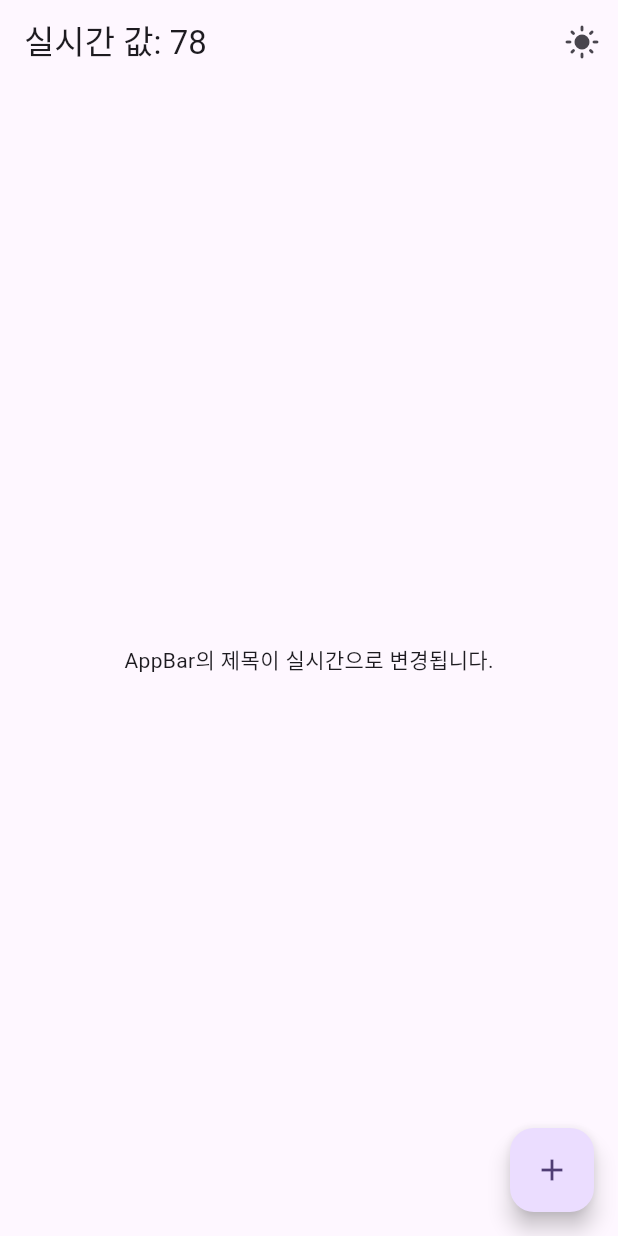
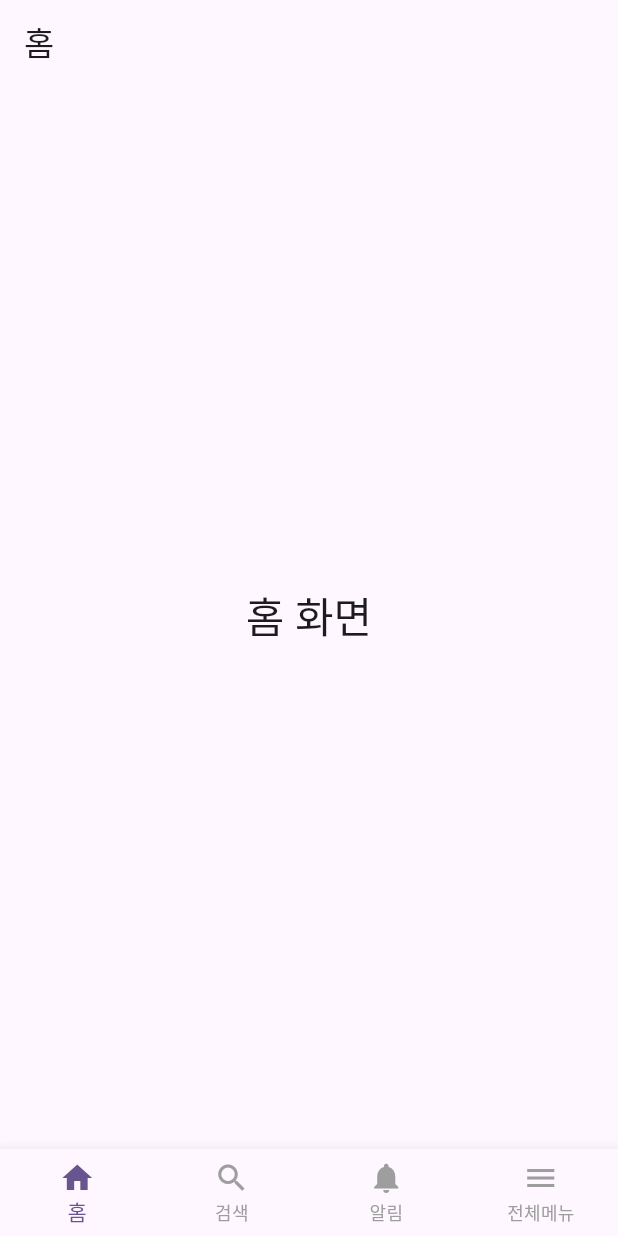
Before and after one commit to DAAC-A00/finow, a Flutter app: the screen it shows after launch, on a phone screen of 412 x 824 dp. Run offline on Flutter 3.47's test engine with Material 3 defaults, Android fonts, the phone set to English and light mode, and no system bars; our stand-ins replace flutter_riverpod, go_router, riverpod_annotation; generated files the repository leaves out were written again.

Commit message:
go_router 패키지 추가 및 라우터 설정 적용, 메뉴 & bottomNavigation 추가

```diff
--- /dev/null
+++ b/lib/features/menu/menu_model.dart
@@ -0,0 +1,17 @@
+
+import 'package:flutter/material.dart';
+
+// 메뉴 항목 데이터 모델
+class Menu {
+  final String name;
+  final String path;
+  final IconData icon;
+  final bool showInBottomNav; // Bottom Navigation에 표시할지 여부
+
+  const Menu({
+    required this.name,
+    required this.path,
+    required this.icon,
+    this.showInBottomNav = false,
+  });
+}
--- /dev/null
+++ b/lib/features/menu/menu_repository.dart
@@ -0,0 +1,24 @@
+
+import 'package:flutter/material.dart';
+import 'package:flutter_riverpod/flutter_riverpod.dart';
+import 'package:finow/features/menu/menu_model.dart';
+
+// 전체 메뉴 목록을 제공하는 Provider
+final menuRepositoryProvider = Provider<MenuRepository>((ref) {
+  return MenuRepository();
+});
+
+class MenuRepository {
+  final List<Menu> _menus = const [
+    Menu(name: '홈', path: '/home', icon: Icons.home, showInBottomNav: true),
+    Menu(name: '검색', path: '/search', icon: Icons.search, showInBottomNav: true),
+    Menu(name: '알림', path: '/notifications', icon: Icons.notifications, showInBottomNav: true),
+    Menu(name: '전체메뉴', path: '/menu', icon: Icons.menu, showInBottomNav: true),
+    // 아래 메뉴들은 전체메뉴 화면에서만 보임
+    Menu(name: '프로필', path: '/profile', icon: Icons.person),
+    Menu(name: '설정', path: '/settings', icon: Icons.settings),
+    Menu(name: '도움말', path: '/help', icon: Icons.help),
+  ];
+
+  List<Menu> getMenus() => _menus;
+}
--- /dev/null
+++ b/lib/features/menu/menu_screen.dart
@@ -0,0 +1,32 @@
+
+import 'package:flutter/material.dart';
+import 'package:flutter_riverpod/flutter_riverpod.dart';
+import 'package:go_router/go_router.dart';
+import 'package:finow/features/menu/menu_repository.dart';
+
+// 전체 메뉴 목록을 보여주는 화면
+class MenuScreen extends ConsumerWidget {
+  const MenuScreen({super.key});
+
+  @override
+  Widget build(BuildContext context, WidgetRef ref) {
+    final menus = ref.watch(menuRepositoryProvider).getMenus();
+
+    return Scaffold(
+      appBar: AppBar(
+        title: const Text('전체 메뉴'),
+      ),
+      body: ListView.builder(
+        itemCount: menus.length,
+        itemBuilder: (context, index) {
+          final menu = menus[index];
+          return ListTile(
+            leading: Icon(menu.icon),
+            title: Text(menu.name),
+            onTap: () => context.go(menu.path),
+          );
+        },
+      ),
+    );
+  }
+}
--- a/lib/main.dart
+++ b/lib/main.dart
@@ -1,16 +1,7 @@
-import 'dart:async';
-
+import 'package:finow/routing/app_router.dart';
 import 'package:finow/theme_provider.dart';
 import 'package:flutter/material.dart';
 import 'package:flutter_riverpod/flutter_riverpod.dart';
-
-// 1. 실시간 데이터를 시뮬레이션하는 StreamProvider 추가
-// Ground Rule: WebSocket -> Stream -> UI 구조 준수
-final realTimeDataProvider = StreamProvider<String>((ref) {
-  return Stream.periodic(const Duration(milliseconds: 100), (count) {
-    return '실시간 값: $count';
-  });
-});
 
 void main() {
   runApp(const ProviderScope(child: MyApp()));
@@ -22,9 +13,10 @@ class MyApp extends ConsumerWidget {
   @override
   Widget build(BuildContext context, WidgetRef ref) {
     final themeMode = ref.watch(themeModeNotifierProvider);
+    final goRouter = ref.watch(goRouterProvider);
 
-    return MaterialApp(
-      title: 'Flutter Demo',
+    return MaterialApp.router(
+      title: 'Finow',
       theme: ThemeData(
         colorScheme: ColorScheme.fromSeed(seedColor: Colors.deepPurple),
         brightness: Brightness.light,
@@ -35,63 +27,7 @@ class MyApp extends ConsumerWidget {
         brightness: Brightness.dark,
       ),
       themeMode: themeMode,
-      // 3. MyHomePage에서 불필요해진 title 파라미터 제거
-      home: const MyHomePage(),
+      routerConfig: goRouter, // go_router 설정 적용
     );
   }
 }
-
-class MyHomePage extends ConsumerWidget {
-  // 3. 불필요해진 title 파라미터 제거
-  const MyHomePage({super.key});
-
-  @override
-  Widget build(BuildContext context, WidgetRef ref) {
-    final themeMode = ref.watch(themeModeNotifierProvider);
-
-    return Scaffold(
-      appBar: AppBar(
-        // 2. Consumer 위젯으로 title을 감싸서 실시간 데이터 변경 시 이 부분만 리빌드
-        // Ground Rule: View 갱신 범위 제한 원칙 준수
-        title: Consumer(
-          builder: (context, ref, child) {
-            final asyncValue = ref.watch(realTimeDataProvider);
-            // Stream의 상태(data, loading, error)에 따라 다른 UI를 표시
-            return asyncValue.when(
-              data: (title) => Text(title),
-              loading: () => const CircularProgressIndicator(),
-              error: (err, stack) => const Text('Error'),
-            );
-          },
-        ),
-        actions: [
-          IconButton(
-            icon: Icon(
-              themeMode == ThemeMode.light
-                  ? Icons.dark_mode
-                  : Icons.light_mode,
-            ),
-            onPressed: () {
-              ref.read(themeModeNotifierProvider.notifier).toggleTheme();
-            },
-          ),
-        ],
-      ),
-      body: const Center(
-        child: Column(
-          mainAxisAlignment: MainAxisAlignment.center,
-          children: <Widget>[
-            Text(
-              'AppBar의 제목이 실시간으로 변경됩니다.',
-            ),
-          ],
-        ),
-      ),
-      floatingActionButton: FloatingActionButton(
-        onPressed: () {},
-        tooltip: 'Increment',
-        child: const Icon(Icons.add),
-      ),
-    );
-  }
-}
--- /dev/null
+++ b/lib/routing/app_router.dart
@@ -0,0 +1,52 @@
+
+import 'package:flutter/material.dart';
+import 'package:flutter_riverpod/flutter_riverpod.dart';
+import 'package:go_router/go_router.dart';
+import 'package:finow/features/menu/menu_repository.dart';
+import 'package:finow/features/menu/menu_screen.dart';
+import 'package:finow/screens/main_screen.dart';
+import 'package:finow/screens/placeholder_screen.dart';
+
+final GlobalKey<NavigatorState> _rootNavigatorKey = GlobalKey<NavigatorState>();
+final GlobalKey<NavigatorState> _shellNavigatorKey = GlobalKey<NavigatorState>();
+
+final goRouterProvider = Provider<GoRouter>((ref) {
+  final menuRepository = ref.watch(menuRepositoryProvider);
+  final menus = menuRepository.getMenus();
+
+  return GoRouter(
+    navigatorKey: _rootNavigatorKey,
+    initialLocation: '/home',
+    routes: [
+      // BottomNavigationBar가 있는 메인 화면 레이아웃
+      ShellRoute(
+        navigatorKey: _shellNavigatorKey,
+        builder: (context, state, child) {
+          return MainScreen(child: child);
+        },
+        // MainScreen 위에 표시될 화면들
+        routes: [
+          ...menus.where((m) => m.showInBottomNav).map((menu) {
+            return GoRoute(
+              path: menu.path,
+              builder: (context, state) {
+                if (menu.path == '/menu') {
+                  return const MenuScreen();
+                }
+                return PlaceholderScreen(title: menu.name);
+              },
+            );
+          }),
+          // BottomNav에 없는 화면들도 여기에 정의
+          ...menus.where((m) => !m.showInBottomNav).map((menu) {
+             return GoRoute(
+              path: menu.path,
+              // 이 화면들은 별도의 Navigator에 표시될 수 있도록 parentNavigatorKey 설정 가능
+              builder: (context, state) => PlaceholderScreen(title: menu.name),
+            );
+          })
+        ],
+      ),
+    ],
+  );
+});
--- /dev/null
+++ b/lib/screens/main_screen.dart
@@ -0,0 +1,45 @@
+
+import 'package:flutter/material.dart';
+import 'package:flutter_riverpod/flutter_riverpod.dart';
+import 'package:go_router/go_router.dart';
+import 'package:finow/features/menu/menu_repository.dart';
+
+class MainScreen extends ConsumerWidget {
+  final Widget child;
+
+  const MainScreen({super.key, required this.child});
+
+  @override
+  Widget build(BuildContext context, WidgetRef ref) {
+    final menus = ref.watch(menuRepositoryProvider).getMenus();
+    final bottomNavMenus = menus.where((m) => m.showInBottomNav).toList();
+
+    final currentIndex = _calculateCurrentIndex(context, bottomNavMenus);
+
+    return Scaffold(
+      body: child,
+      bottomNavigationBar: BottomNavigationBar(
+        items: bottomNavMenus.map((menu) {
+          return BottomNavigationBarItem(
+            icon: Icon(menu.icon),
+            label: menu.name,
+          );
+        }).toList(),
+        currentIndex: currentIndex,
+        onTap: (index) {
+          context.go(bottomNavMenus[index].path);
+        },
+        // 활성/비활성 탭 스타일 지정
+        type: BottomNavigationBarType.fixed,
+        selectedItemColor: Theme.of(context).colorScheme.primary,
+        unselectedItemColor: Colors.grey,
+      ),
+    );
+  }
+
+  int _calculateCurrentIndex(BuildContext context, List<dynamic> bottomNavMenus) {
+    final location = GoRouterState.of(context).uri.toString();
+    final index = bottomNavMenus.indexWhere((menu) => menu.path == location);
+    return index > -1 ? index : 0; // 일치하는 경로가 없으면 0번 인덱스로
+  }
+}
--- /dev/null
+++ b/lib/screens/placeholder_screen.dart
@@ -0,0 +1,23 @@
+
+import 'package:flutter/material.dart';
+
+// 각 메뉴를 선택했을 때 보여줄 임시 화면
+class PlaceholderScreen extends StatelessWidget {
+  final String title;
+  const PlaceholderScreen({super.key, required this.title});
+
+  @override
+  Widget build(BuildContext context) {
+    return Scaffold(
+      appBar: AppBar(
+        title: Text(title),
+      ),
+      body: Center(
+        child: Text(
+          '$title 화면',
+          style: Theme.of(context).textTheme.headlineMedium,
+        ),
+      ),
+    );
+  }
+}
--- a/pubspec.yaml
+++ b/pubspec.yaml
@@ -35,6 +35,7 @@ dependencies:
   # The following adds the Cupertino Icons font to your application.
   # Use with the CupertinoIcons class for iOS style icons.
   cupertino_icons: ^1.0.8
+  go_router: ^16.0.0
 
 dev_dependencies:
   build_runner: ^2.4.11
```
Also changed, not shown: pubspec.lock.
